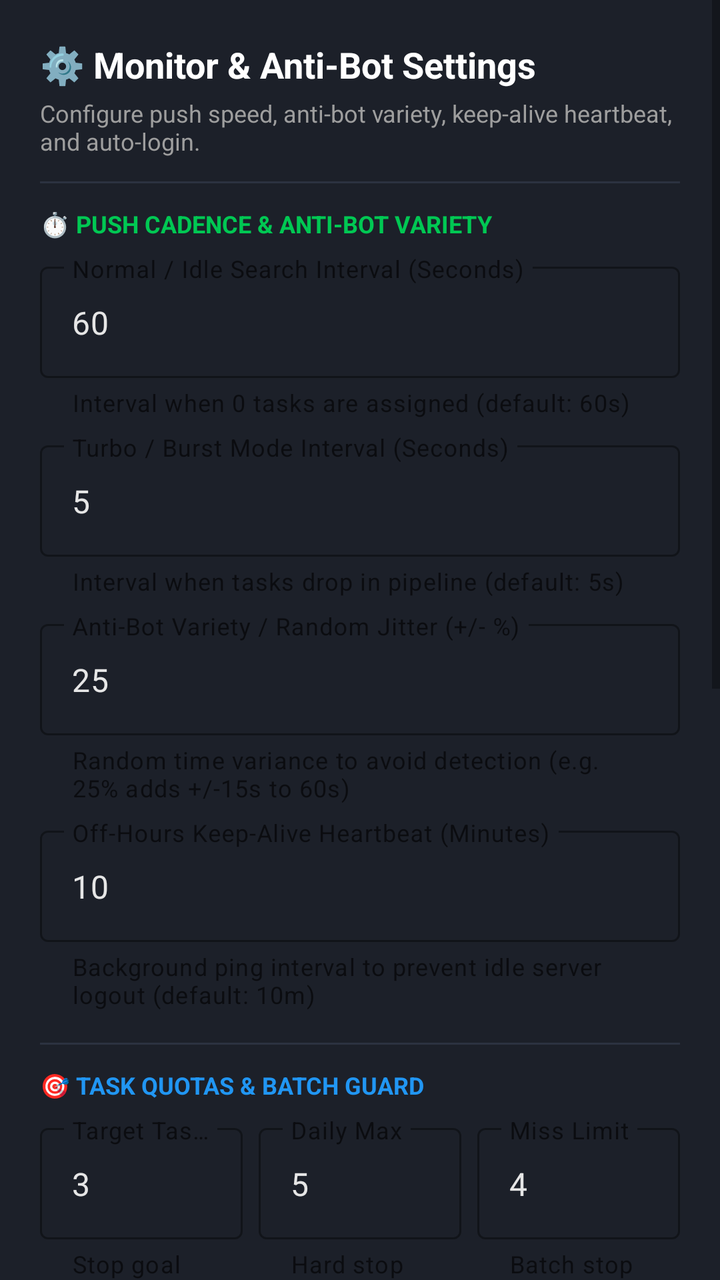
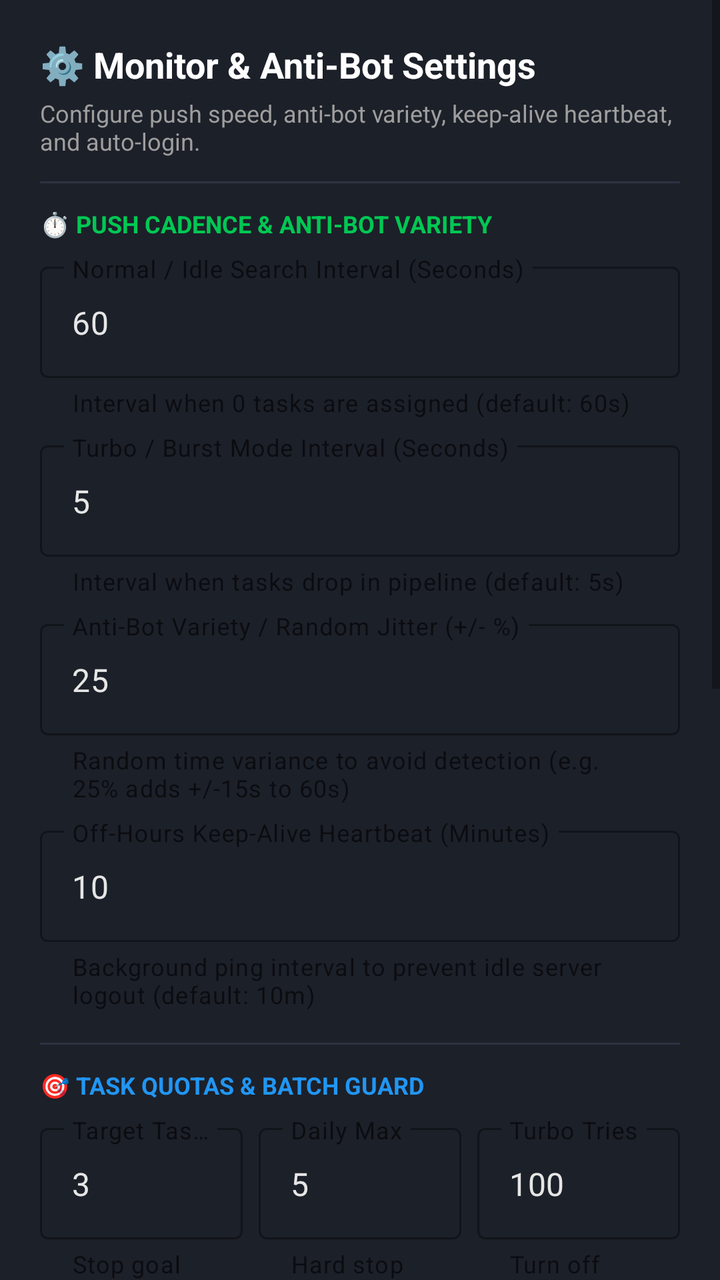

Compare the two renders of this Android layout. The source of the first and the diff that turns it into the second are given below.
<!-- AndroidManifest.xml: application theme Theme.RenderThatTaskAssigner -->
<!-- res/layout/dialog_settings.xml -->
<?xml version="1.0" encoding="utf-8"?>
<ScrollView xmlns:android="http://schemas.android.com/apk/res/android"
    xmlns:app="http://schemas.android.com/apk/res-auto"
    android:layout_width="match_parent"
    android:layout_height="wrap_content"
    android:background="@color/surface">

    <LinearLayout
        android:layout_width="match_parent"
        android:layout_height="wrap_content"
        android:orientation="vertical"
        android:padding="20dp">

        
        <TextView
            android:layout_width="wrap_content"
            android:layout_height="wrap_content"
            android:text="⚙️ Monitor &amp; Anti-Bot Settings"
            android:textColor="@color/on_primary"
            android:textSize="18sp"
            android:textStyle="bold" />

        <TextView
            android:layout_width="wrap_content"
            android:layout_height="wrap_content"
            android:layout_marginTop="4dp"
            android:text="Configure push speed, anti-bot variety, keep-alive heartbeat, and auto-login."
            android:textColor="@color/text_secondary"
            android:textSize="12sp" />

        <View
            android:layout_width="match_parent"
            android:layout_height="1dp"
            android:layout_marginTop="12dp"
            android:layout_marginBottom="12dp"
            android:background="@color/card_border" />

        
        <TextView
            android:layout_width="wrap_content"
            android:layout_height="wrap_content"
            android:text="⏱️ PUSH CADENCE &amp; ANTI-BOT VARIETY"
            android:textColor="@color/secondary"
            android:textSize="12sp"
            android:textStyle="bold" />

        
        <com.google.android.material.textfield.TextInputLayout
            style="@style/Widget.MaterialComponents.TextInputLayout.OutlinedBox"
            android:layout_width="match_parent"
            android:layout_height="wrap_content"
            android:layout_marginTop="8dp"
            android:hint="Normal / Idle Search Interval (Seconds)"
            app:helperText="Interval when 0 tasks are assigned (default: 60s)">

            <com.google.android.material.textfield.TextInputEditText
                android:id="@+id/et_cold_interval"
                android:layout_width="match_parent"
                android:layout_height="wrap_content"
                android:inputType="number"
                android:text="60"
                android:textColor="@color/on_surface" />
        </com.google.android.material.textfield.TextInputLayout>

        
        <com.google.android.material.textfield.TextInputLayout
            style="@style/Widget.MaterialComponents.TextInputLayout.OutlinedBox"
            android:layout_width="match_parent"
            android:layout_height="wrap_content"
            android:layout_marginTop="8dp"
            android:hint="Turbo / Burst Mode Interval (Seconds)"
            app:helperText="Interval when tasks drop in pipeline (default: 5s)">

            <com.google.android.material.textfield.TextInputEditText
                android:id="@+id/et_burst_interval"
                android:layout_width="match_parent"
                android:layout_height="wrap_content"
                android:inputType="number"
                android:text="5"
                android:textColor="@color/on_surface" />
        </com.google.android.material.textfield.TextInputLayout>

        
        <com.google.android.material.textfield.TextInputLayout
            style="@style/Widget.MaterialComponents.TextInputLayout.OutlinedBox"
            android:layout_width="match_parent"
            android:layout_height="wrap_content"
            android:layout_marginTop="8dp"
            android:hint="Anti-Bot Variety / Random Jitter (+/- %)"
            app:helperText="Random time variance to avoid detection (e.g. 25% adds +/-15s to 60s)">

            <com.google.android.material.textfield.TextInputEditText
                android:id="@+id/et_jitter_percent"
                android:layout_width="match_parent"
                android:layout_height="wrap_content"
                android:inputType="number"
                android:text="25"
                android:textColor="@color/on_surface" />
        </com.google.android.material.textfield.TextInputLayout>

        
        <com.google.android.material.textfield.TextInputLayout
            style="@style/Widget.MaterialComponents.TextInputLayout.OutlinedBox"
            android:layout_width="match_parent"
            android:layout_height="wrap_content"
            android:layout_marginTop="8dp"
            android:hint="Off-Hours Keep-Alive Heartbeat (Minutes)"
            app:helperText="Background ping interval to prevent idle server logout (default: 10m)">

            <com.google.android.material.textfield.TextInputEditText
                android:id="@+id/et_keep_alive_minutes"
                android:layout_width="match_parent"
                android:layout_height="wrap_content"
                android:inputType="number"
                android:text="10"
                android:textColor="@color/on_surface" />
        </com.google.android.material.textfield.TextInputLayout>

        <View
            android:layout_width="match_parent"
            android:layout_height="1dp"
            android:layout_marginTop="16dp"
            android:layout_marginBottom="12dp"
            android:background="@color/card_border" />

        
        <TextView
            android:layout_width="wrap_content"
            android:layout_height="wrap_content"
            android:text="🎯 TASK QUOTAS &amp; BATCH GUARD"
            android:textColor="@color/accent_blue"
            android:textSize="12sp"
            android:textStyle="bold" />

        <LinearLayout
            android:layout_width="match_parent"
            android:layout_height="wrap_content"
            android:orientation="horizontal"
            android:layout_marginTop="8dp">

            <com.google.android.material.textfield.TextInputLayout
                style="@style/Widget.MaterialComponents.TextInputLayout.OutlinedBox"
                android:layout_width="0dp"
                android:layout_height="wrap_content"
                android:layout_weight="1"
                android:hint="Target Tasks"
                app:helperText="Stop goal (3)">

                <com.google.android.material.textfield.TextInputEditText
                    android:id="@+id/et_target_tasks"
                    android:layout_width="match_parent"
                    android:layout_height="wrap_content"
                    android:inputType="number"
                    android:text="3"
                    android:textColor="@color/on_surface" />
            </com.google.android.material.textfield.TextInputLayout>

            <com.google.android.material.textfield.TextInputLayout
                style="@style/Widget.MaterialComponents.TextInputLayout.OutlinedBox"
                android:layout_width="0dp"
                android:layout_height="wrap_content"
                android:layout_weight="1"
                android:layout_marginStart="8dp"
                android:hint="Daily Max"
                app:helperText="Hard stop (5)">

                <com.google.android.material.textfield.TextInputEditText
                    android:id="@+id/et_daily_cap"
                    android:layout_width="match_parent"
                    android:layout_height="wrap_content"
                    android:inputType="number"
                    android:text="5"
                    android:textColor="@color/on_surface" />
            </com.google.android.material.textfield.TextInputLayout>

            <com.google.android.material.textfield.TextInputLayout
                style="@style/Widget.MaterialComponents.TextInputLayout.OutlinedBox"
                android:layout_width="0dp"
                android:layout_height="wrap_content"
                android:layout_weight="1"
                android:layout_marginStart="8dp"
                android:hint="Miss Limit"
                app:helperText="Batch stop (4)">

                <com.google.android.material.textfield.TextInputEditText
                    android:id="@+id/et_misses_limit"
                    android:layout_width="match_parent"
                    android:layout_height="wrap_content"
                    android:inputType="number"
                    android:text="4"
                    android:textColor="@color/on_surface" />
            </com.google.android.material.textfield.TextInputLayout>
        </LinearLayout>

        <View
            android:layout_width="match_parent"
            android:layout_height="1dp"
            android:layout_marginTop="16dp"
            android:layout_marginBottom="12dp"
            android:background="@color/card_border" />

        
        <TextView
            android:layout_width="wrap_content"
            android:layout_height="wrap_content"
            android:text="📅 SCHEDULE &amp; WORKING HOURS"
            android:textColor="#FFB300"
            android:textSize="12sp"
            android:textStyle="bold" />

        <LinearLayout
            android:layout_width="match_parent"
            android:layout_height="wrap_content"
            android:orientation="horizontal"
            android:layout_marginTop="8dp">

            <com.google.android.material.textfield.TextInputLayout
                style="@style/Widget.MaterialComponents.TextInputLayout.OutlinedBox"
                android:layout_width="0dp"
                android:layout_height="wrap_content"
                android:layout_weight="1"
                android:hint="Start Hour (0-23)">

                <com.google.android.material.textfield.TextInputEditText
                    android:id="@+id/et_start_hour"
                    android:layout_width="match_parent"
                    android:layout_height="wrap_content"
                    android:inputType="number"
                    android:text="10"
                    android:textColor="@color/on_surface" />
            </com.google.android.material.textfield.TextInputLayout>

            <com.google.android.material.textfield.TextInputLayout
                style="@style/Widget.MaterialComponents.TextInputLayout.OutlinedBox"
                android:layout_width="0dp"
                android:layout_height="wrap_content"
                android:layout_weight="1"
                android:layout_marginStart="8dp"
                android:hint="End Hour (0-23)">

                <com.google.android.material.textfield.TextInputEditText
                    android:id="@+id/et_end_hour"
                    android:layout_width="match_parent"
                    android:layout_height="wrap_content"
                    android:inputType="number"
                    android:text="19"
                    android:textColor="@color/on_surface" />
            </com.google.android.material.textfield.TextInputLayout>
        </LinearLayout>

        <com.google.android.material.switchmaterial.SwitchMaterial
            android:id="@+id/sw_override_hours"
            android:layout_width="match_parent"
            android:layout_height="wrap_content"
            android:layout_marginTop="10dp"
            android:text="⏰ 24/7 Mode (Override Schedule Anytime)"
            android:textColor="@color/on_surface"
            android:textSize="13sp" />

        <View
            android:layout_width="match_parent"
            android:layout_height="1dp"
            android:layout_marginTop="16dp"
            android:layout_marginBottom="12dp"
            android:background="@color/card_border" />

        
        <TextView
            android:layout_width="wrap_content"
            android:layout_height="wrap_content"
            android:text="🔑 PORTAL CREDENTIALS &amp; AUTO-LOGIN"
            android:textColor="#E040FB"
            android:textSize="12sp"
            android:textStyle="bold" />

        <TextView
            android:layout_width="wrap_content"
            android:layout_height="wrap_content"
            android:layout_marginTop="2dp"
            android:text="Store login info locally on your device to survive session timeouts."
            android:textColor="@color/text_secondary"
            android:textSize="11sp" />

        <com.google.android.material.textfield.TextInputLayout
            style="@style/Widget.MaterialComponents.TextInputLayout.OutlinedBox"
            android:layout_width="match_parent"
            android:layout_height="wrap_content"
            android:layout_marginTop="8dp"
            android:hint="Portal Username / Email">

            <com.google.android.material.textfield.TextInputEditText
                android:id="@+id/et_username"
                android:layout_width="match_parent"
                android:layout_height="wrap_content"
                android:inputType="textEmailAddress"
                android:textColor="@color/on_surface" />
        </com.google.android.material.textfield.TextInputLayout>

        <com.google.android.material.textfield.TextInputLayout
            style="@style/Widget.MaterialComponents.TextInputLayout.OutlinedBox"
            android:layout_width="match_parent"
            android:layout_height="wrap_content"
            android:layout_marginTop="8dp"
            app:passwordToggleEnabled="true"
            android:hint="Portal Password">

            <com.google.android.material.textfield.TextInputEditText
                android:id="@+id/et_password"
                android:layout_width="match_parent"
                android:layout_height="wrap_content"
                android:inputType="textPassword"
                android:textColor="@color/on_surface" />
        </com.google.android.material.textfield.TextInputLayout>

        <com.google.android.material.switchmaterial.SwitchMaterial
            android:id="@+id/sw_auto_login"
            android:layout_width="match_parent"
            android:layout_height="wrap_content"
            android:layout_marginTop="10dp"
            android:text="🔑 Auto-Fill &amp; Auto-Login when session expires"
            android:checked="true"
            android:textColor="@color/on_surface"
            android:textSize="13sp" />

        
        <LinearLayout
            android:layout_width="match_parent"
            android:layout_height="wrap_content"
            android:orientation="horizontal"
            android:layout_marginTop="24dp"
            android:gravity="end">

            <com.google.android.material.button.MaterialButton
                android:id="@+id/btn_cancel_settings"
                style="@style/Widget.MaterialComponents.Button.TextButton"
                android:layout_width="wrap_content"
                android:layout_height="wrap_content"
                android:text="Cancel"
                android:textColor="@color/text_secondary" />

            <com.google.android.material.button.MaterialButton
                android:id="@+id/btn_save_settings"
                android:layout_width="wrap_content"
                android:layout_height="wrap_content"
                android:layout_marginStart="8dp"
                android:text="Save &amp; Apply"
                android:backgroundTint="@color/secondary"
                android:textColor="#000000"
                android:textStyle="bold" />
        </LinearLayout>

    </LinearLayout>
</ScrollView>
<!-- resources referenced by this layout -->
<resources>
  <color name="accent_blue">#2196F3</color>
  <color name="card_border">#2C3240</color>
  <color name="on_primary">#FFFFFF</color>
  <color name="on_surface">#E6E6E6</color>
  <color name="secondary">#00C853</color>
  <color name="surface">#1C2029</color>
  <color name="text_secondary">#9E9E9E</color>
  <style name="Theme.RenderThatTaskAssigner" parent="Theme.MaterialComponents.DayNight.NoActionBar">
          <item name="colorPrimary">@color/primary</item>
          <item name="colorPrimaryVariant">@color/primary_variant</item>
          <item name="colorOnPrimary">@color/on_primary</item>
          <item name="colorSecondary">@color/secondary</item>
          <item name="colorSecondaryVariant">@color/secondary_variant</item>
          <item name="colorOnSecondary">@color/on_secondary</item>
          <item name="android:statusBarColor">@color/primary_variant</item>
          <item name="android:windowBackground">@color/background</item>
      </style>
  <color name="primary">#1E222B</color>
  <color name="primary_variant">#14171E</color>
  <color name="secondary_variant">#009624</color>
  <color name="on_secondary">#FFFFFF</color>
  <color name="background">#12141A</color>
</resources>

<!-- the commit's change to res/layout/dialog_settings.xml (unified diff, before → after) -->
@@ -179,15 +179,15 @@
                 android:layout_height="wrap_content"
                 android:layout_weight="1"
                 android:layout_marginStart="8dp"
-                android:hint="Miss Limit"
-                app:helperText="Batch stop (4)">
+                android:hint="Turbo Tries"
+                app:helperText="Turn off limit (100)">
 
                 <com.google.android.material.textfield.TextInputEditText
                     android:id="@+id/et_misses_limit"
                     android:layout_width="match_parent"
                     android:layout_height="wrap_content"
                     android:inputType="number"
-                    android:text="4"
+                    android:text="100"
                     android:textColor="@color/on_surface" />
             </com.google.android.material.textfield.TextInputLayout>
         </LinearLayout>
